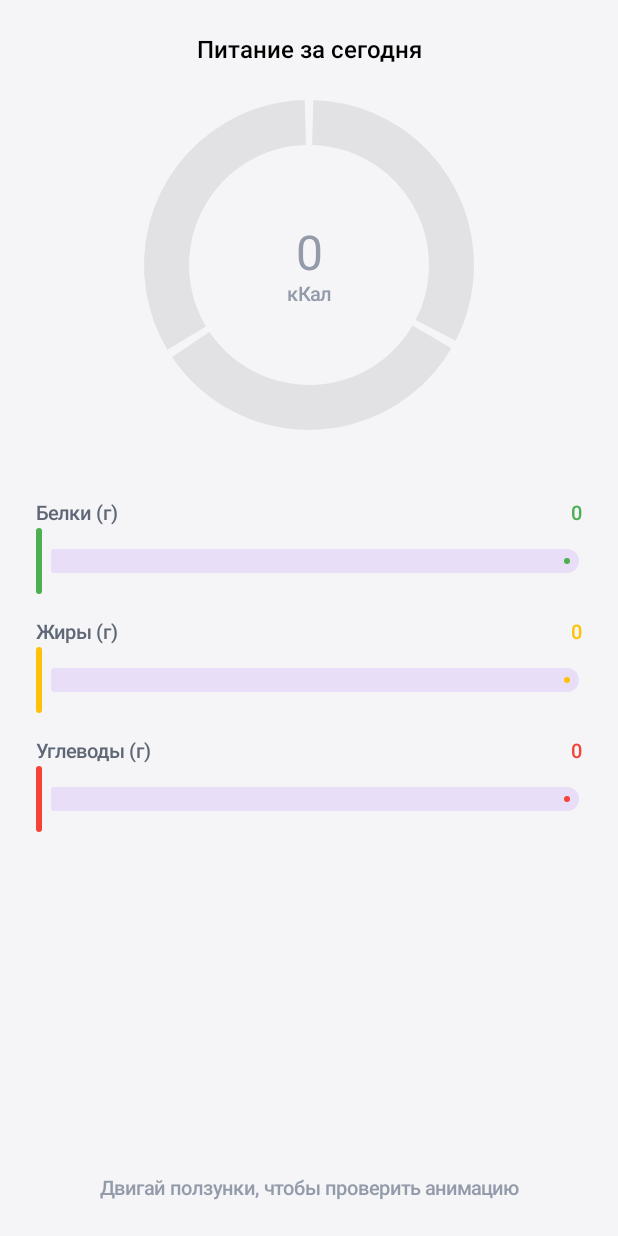
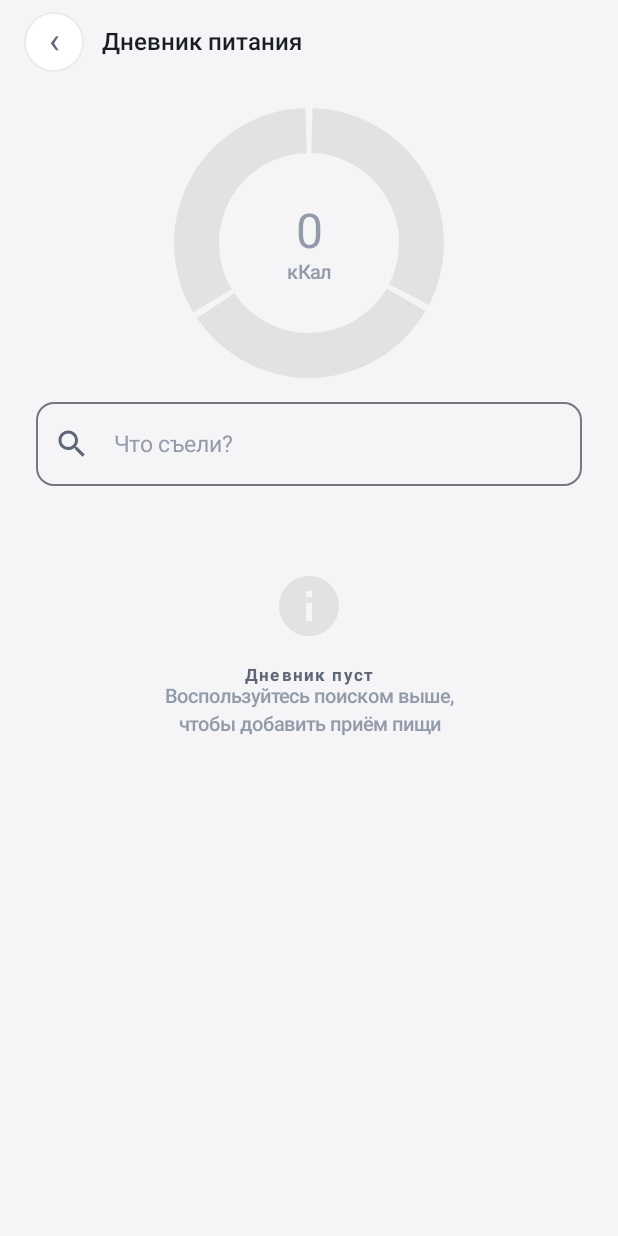
Before and after one commit to satan-claus/fatless, an Android app built with Jetpack Compose: the screen it shows after launch (MainActivity), on a phone screen of 412 x 824 dp. Run offline under Robolectric (Android 15) with nearby library versions, the light colour scheme and no system bars; our stand-ins replace Dagger/Hilt's generated code, Room's generated code.

Commit message:
Добавление/удаление в дневнике питания

```diff
--- /dev/null
+++ b/app/src/main/java/com/niked/fatless/data/local/FoodMocks.kt
@@ -0,0 +1,19 @@
+package com.niked.fatless.data.local
+
+import com.niked.fatless.data.local.entities.FoodEntity
+
+object FoodMocks {
+    val INITIAL_FOOD = listOf(
+        // Имя, Белки, Жиры, Угли, Калории (на 100г)
+        FoodEntity("f1", "Куриная грудка (отварная)", 29.8f, 1.8f, 0.5f, 150),
+        FoodEntity("f2", "Рис отварной", 2.2f, 0.5f, 24.9f, 116),
+        FoodEntity("f3", "Яйцо куриное (1 шт)", 12.7f, 11.5f, 0.7f, 157),
+        FoodEntity("f4", "Огурец свежий", 0.8f, 0.1f, 2.8f, 15),
+        FoodEntity("f5", "Стейк из говядины", 25.0f, 15.0f, 0.0f, 250),
+        FoodEntity("f6", "Пиво светлое", 0.5f, 0.0f, 3.5f, 43),
+        FoodEntity("f7", "Творог 5%", 16.0f, 5.0f, 3.0f, 121),
+        FoodEntity("f8", "Гречка отварная", 4.2f, 1.1f, 21.3f, 110),
+        FoodEntity("f9", "Масло оливковое", 0.0f, 99.8f, 0.0f, 898),
+        FoodEntity("f10", "Банан", 1.5f, 0.2f, 21.8f, 95)
+    )
+}
--- a/app/src/main/java/com/niked/fatless/di/DatabaseModule.kt
+++ b/app/src/main/java/com/niked/fatless/di/DatabaseModule.kt
@@ -2,14 +2,22 @@ package com.niked.fatless.di
 
 import android.content.Context
 import androidx.room.Room
+import androidx.room.RoomDatabase
+import androidx.sqlite.db.SupportSQLiteDatabase
 import com.niked.fatless.data.local.AppDatabase
 import com.niked.fatless.data.local.dao.WorkoutDao
 import com.niked.fatless.core.utils.Constants
+import com.niked.fatless.data.local.FoodMocks
+import com.niked.fatless.data.local.dao.FoodDao
 import dagger.Module
 import dagger.Provides
 import dagger.hilt.InstallIn
 import dagger.hilt.android.qualifiers.ApplicationContext
 import dagger.hilt.components.SingletonComponent
+import kotlinx.coroutines.CoroutineScope
+import kotlinx.coroutines.Dispatchers
+import kotlinx.coroutines.launch
+import javax.inject.Provider
 import javax.inject.Singleton
 
 @Module
@@ -18,12 +26,30 @@ object DatabaseModule {
 
     @Provides
     @Singleton
-    fun provideDatabase(@ApplicationContext context: Context): AppDatabase {
+    fun provideDatabase(
+        @ApplicationContext context: Context,
+        foodDaoProvider: Provider<FoodDao>
+    ): AppDatabase {
         return Room.databaseBuilder(
             context,
             AppDatabase::class.java,
             Constants.DATABASE_NAME
-        ).build()
+        ).addCallback(object : RoomDatabase.Callback() {
+            override fun onCreate(db: SupportSQLiteDatabase) {
+                super.onCreate(db)
+                // Запускаем заполнение только при ПЕРВОМ создании базы
+                CoroutineScope(Dispatchers.IO).launch {
+                    FoodMocks.INITIAL_FOOD.forEach {
+                        foodDaoProvider.get().insertProduct(it)
+                    }
+                }
+            }
+        }).build()
+    }
+
+    @Provides
+    fun provideFoodDao(db: AppDatabase): FoodDao {
+        return db.foodDao()
     }
 
     @Provides
--- /dev/null
+++ b/app/src/main/java/com/niked/fatless/ui/component/EmptyDiaryHint.kt
@@ -0,0 +1,50 @@
+package com.niked.fatless.ui.component
+
+import androidx.compose.foundation.layout.Column
+import androidx.compose.foundation.layout.Spacer
+import androidx.compose.foundation.layout.fillMaxWidth
+import androidx.compose.foundation.layout.height
+import androidx.compose.foundation.layout.padding
+import androidx.compose.foundation.layout.size
+import androidx.compose.material.icons.Icons
+import androidx.compose.material.icons.filled.Info
+import androidx.compose.material3.Icon
+import androidx.compose.material3.Text
+import androidx.compose.runtime.Composable
+import androidx.compose.ui.Alignment
+import androidx.compose.ui.Modifier
+import androidx.compose.ui.text.style.TextAlign
+import androidx.compose.ui.unit.dp
+import com.niked.fatless.ui.theme.AppBorder
+import com.niked.fatless.ui.theme.AppTextSecondary
+import com.niked.fatless.ui.theme.AppTextTertiary
+import com.niked.fatless.ui.theme.AppTypography
+
+@Composable
+fun EmptyDiaryHint() {
+    Column(
+        modifier = Modifier
+            .fillMaxWidth()
+            .padding(top = 40.dp),
+        horizontalAlignment = Alignment.CenterHorizontally
+    ) {
+        Icon(
+            imageVector = Icons.Default.Info,
+            contentDescription = null,
+            modifier = Modifier.size(48.dp),
+            tint = AppBorder
+        )
+        Spacer(modifier = Modifier.height(16.dp))
+        Text(
+            text = "Дневник пуст",
+            style = AppTypography.titleSmall,
+            color = AppTextSecondary
+        )
+        Text(
+            text = "Воспользуйтесь поиском выше,\nчтобы добавить приём пищи",
+            style = AppTypography.bodySmall,
+            color = AppTextTertiary,
+            textAlign = TextAlign.Center
+        )
+    }
+}
--- a/app/src/main/java/com/niked/fatless/ui/screen/NutritionScreen.kt
+++ b/app/src/main/java/com/niked/fatless/ui/screen/NutritionScreen.kt
@@ -2,13 +2,25 @@ package com.niked.fatless.ui.screen
 
 import androidx.compose.foundation.background
 import androidx.compose.foundation.layout.*
+import androidx.compose.foundation.lazy.LazyColumn
+import androidx.compose.foundation.lazy.items
+import androidx.compose.foundation.shape.RoundedCornerShape
+import androidx.compose.material.icons.Icons
+import androidx.compose.material.icons.filled.Close
+import androidx.compose.material.icons.filled.Search
 import androidx.compose.material3.*
 import androidx.compose.runtime.*
 import androidx.compose.ui.Alignment
 import androidx.compose.ui.Modifier
 import androidx.compose.ui.unit.dp
 import androidx.hilt.navigation.compose.hiltViewModel
+import com.niked.fatless.domain.model.Food
+import com.niked.fatless.ui.component.AddFoodDialog
+import com.niked.fatless.ui.component.DiaryItem
+import com.niked.fatless.ui.component.EmptyDiaryHint
+import com.niked.fatless.ui.component.FoodResultItem
 import com.niked.fatless.ui.component.NutritionalValueView
+import com.niked.fatless.ui.component.WorkoutTopBar
 import com.niked.fatless.ui.theme.*
 import com.niked.fatless.ui.viewmodel.NutritionViewModel
 
@@ -17,61 +29,116 @@ fun NutritionScreen(
     onBackClick: () -> Unit,
     viewModel: NutritionViewModel = hiltViewModel()
 ) {
-    val state by viewModel.uiState.collectAsState()
+    val uiState by viewModel.uiState.collectAsState()
+    val searchQuery by viewModel.searchQuery.collectAsState()
+    val searchResults by viewModel.searchResults.collectAsState()
+    val diaryEntries by viewModel.diaryEntries.collectAsState()
+
+    var isSearching by remember { mutableStateOf(false) }
+    var selectedFood by remember { mutableStateOf<Food?>(null) }
 
     Column(
         modifier = Modifier
             .fillMaxSize()
             .background(AppBackground)
-            .statusBarsPadding()
-            .padding(horizontal = 24.dp),
-        horizontalAlignment = Alignment.CenterHorizontally
+            .navigationBarsPadding()
     ) {
-        Text(
-            text = "Питание за сегодня",
-            style = AppTypography.titleMedium,
-            modifier = Modifier.padding(vertical = 24.dp)
+        // 1. ТОПБАР
+        WorkoutTopBar(
+            title = "Дневник питания",
+            subTitle = "",
+            onBackClick = onBackClick
         )
 
-        // 1. НАШ КРУТОЙ КРУЖОК
-        NutritionalValueView(
-            proteins = state.proteins,
-            fats = state.fats,
-            carbs = state.carbs,
-            calories = viewModel.calculateCalories(),
-            size = 220.dp
+        // 2. КРУЖОК (Всегда на виду!)
+        Box(
+            modifier = Modifier.fillMaxWidth().padding(vertical = 16.dp),
+            contentAlignment = Alignment.Center
+        ) {
+            NutritionalValueView(
+                proteins = uiState.totalProteins,
+                fats = uiState.totalFats,
+                carbs = uiState.totalCarbs,
+                calories = uiState.totalCalories,
+                size = 180.dp
+            )
+        }
+
+        // 3. ПОЛЕ ПОИСКА (Джон начинает писать — список внизу меняется)
+        OutlinedTextField(
+            value = searchQuery,
+            onValueChange = {
+                viewModel.onQueryChange(it)
+                isSearching = it.isNotEmpty()
+            },
+            modifier = Modifier.fillMaxWidth().padding(horizontal = 24.dp),
+            placeholder = { Text("Что съели?", color = AppTextTertiary) },
+            leadingIcon = { Icon(Icons.Default.Search, null, tint = AppTextSecondary) },
+            trailingIcon = {
+                if (isSearching) {
+                    IconButton(onClick = {
+                        viewModel.onQueryChange("")
+                        isSearching = false
+                    }) { Icon(Icons.Default.Close, null) }
+                }
+            },
+            shape = RoundedCornerShape(12.dp)
         )
 
-        Spacer(modifier = Modifier.height(40.dp))
+        Spacer(modifier = Modifier.height(16.dp))
 
-        // 2. СЛАЙДЕРЫ ДЛЯ ТЕСТА
-        NutritionTestSlider("Белки (г)", state.proteins, ColorProteins) { viewModel.updateProteins(it) }
-        NutritionTestSlider("Жиры (г)", state.fats, ColorFats) { viewModel.updateFats(it) }
-        NutritionTestSlider("Углеводы (г)", state.carbs, ColorCarbohydrates) { viewModel.updateCarbs(it) }
+        // 4. КОНТЕНТНАЯ ОБЛАСТЬ (Либо поиск, либо дневник)
+        Box(modifier = Modifier.weight(1f).padding(horizontal = 24.dp)) {
+            if (isSearching) {
+                // Список результатов поиска
+                LazyColumn(verticalArrangement = Arrangement.spacedBy(8.dp)) {
+                    items(searchResults) { food ->
+                        FoodResultItem(food) { selectedFood = food }
+                    }
+                }
+            } else {
+                // Список съеденного за сегодня
+                if (diaryEntries.isEmpty()) {
+                    EmptyDiaryHint()
+                } else {
+                    LazyColumn(verticalArrangement = Arrangement.spacedBy(8.dp)) {
+                        item { Text("СЕГОДНЯ:", style = AppTypography.labelMedium, color = AppPrimary) }
+                        items(diaryEntries) { entry ->
+                            DiaryItem(entry) { viewModel.deleteMeal(entry.id) }
+                        }
+                    }
+                }
+            }
+        }
+    }
 
-        Spacer(modifier = Modifier.weight(1f))
-
-        Text(
-            text = "Двигай ползунки, чтобы проверить анимацию",
-            style = AppTypography.bodySmall,
-            color = AppTextTertiary,
-            modifier = Modifier.padding(bottom = 24.dp)
+    // Диалог ввода веса (поверх всего)
+    if (selectedFood != null) {
+        AddFoodDialog(
+            foodName = selectedFood!!.name,
+            onDismiss = { selectedFood = null },
+            onConfirm = { weight ->
+                viewModel.addMeal(selectedFood!!, weight)
+                selectedFood = null
+                viewModel.onQueryChange("") // Очищаем поиск
+                isSearching = false
+            }
         )
     }
 }
 
-@Composable
-fun NutritionTestSlider(label: String, value: Float, color: androidx.compose.ui.graphics.Color, onValueChange: (Float) -> Unit) {
-    Column(modifier = Modifier.fillMaxWidth().padding(vertical = 8.dp)) {
-        Row(modifier = Modifier.fillMaxWidth(), horizontalArrangement = Arrangement.SpaceBetween) {
-            Text(text = label, style = AppTypography.bodySmall, color = AppTextSecondary)
-            Text(text = value.toInt().toString(), style = AppTypography.bodySmall, color = color)
-        }
-        Slider(
-            value = value,
-            onValueChange = onValueChange,
-            valueRange = 0f..200f,
-            colors = SliderDefaults.colors(thumbColor = color, activeTrackColor = color)
-        )
-    }
-}
+//@Composable
+//fun NutritionTestSlider(label: String, value: Float, color: androidx.compose.ui.graphics.Color, onValueChange: (Float) -> Unit) {
+//    Column(modifier = Modifier.fillMaxWidth().padding(vertical = 8.dp)) {
+//        Row(modifier = Modifier.fillMaxWidth(), horizontalArrangement = Arrangement.SpaceBetween) {
+//            Text(text = label, style = AppTypography.bodySmall, color = AppTextSecondary)
+//            Text(text = value.toInt().toString(), style = AppTypography.bodySmall, color = color)
+//        }
+//        Slider(
+//            value = value,
+//            onValueChange = onValueChange,
+//            valueRange = 0f..200f,
+//            colors = SliderDefaults.colors(thumbColor = color, activeTrackColor = color)
+//        )
+//    }
+//}
--- a/app/src/main/java/com/niked/fatless/ui/viewmodel/NutritionViewModel.kt
+++ b/app/src/main/java/com/niked/fatless/ui/viewmodel/NutritionViewModel.kt
@@ -1,29 +1,69 @@
 package com.niked.fatless.ui.viewmodel
 
 import androidx.lifecycle.ViewModel
-import kotlinx.coroutines.flow.MutableStateFlow
-import kotlinx.coroutines.flow.asStateFlow
-import kotlinx.coroutines.flow.update
+import androidx.lifecycle.viewModelScope
+import com.niked.fatless.domain.model.Food
+import com.niked.fatless.domain.repository.INutritionRepository
+import dagger.hilt.android.lifecycle.HiltViewModel
+import kotlinx.coroutines.flow.*
+import kotlinx.coroutines.launch
 import javax.inject.Inject
 
-class NutritionViewModel @Inject constructor() : ViewModel() {
+@HiltViewModel
+class NutritionViewModel @Inject constructor(
+    private val repository: INutritionRepository
+) : ViewModel() {
 
-    private val _uiState = MutableStateFlow(NutritionUiState())
-    val uiState = _uiState.asStateFlow()
+    // 1. Поиск (Query + Результаты)
+    private val _searchQuery = MutableStateFlow("")
+    val searchQuery = _searchQuery.asStateFlow()
 
-    fun updateProteins(value: Float) = _uiState.update { it.copy(proteins = value) }
-    fun updateFats(value: Float) = _uiState.update { it.copy(fats = value) }
-    fun updateCarbs(value: Float) = _uiState.update { it.copy(carbs = value) }
+    val searchResults = _searchQuery
+        .debounce(300L)
+        .flatMapLatest { query ->
+            if (query.isBlank()) flowOf(emptyList())
+            else repository.searchProducts(query)
+        }
+        .stateIn(viewModelScope, SharingStarted.Lazily, emptyList())
 
-    // Калории считаем на лету: 1г белка/углей = 4ккал, 1г жира = 9ккал
-    fun calculateCalories(): Int {
-        val s = _uiState.value
-        return ((s.proteins * 4) + (s.carbs * 4) + (s.fats * 9)).toInt()
+    // 2. Дневник (Список съеденного за сегодня)
+    val diaryEntries = repository.getDiaryForToday()
+        .stateIn(viewModelScope, SharingStarted.Lazily, emptyList())
+
+    // 3. Итоговое состояние для кружка (КБЖУ за день)
+    // Мы склеиваем список записей в один объект статистики
+    val uiState: StateFlow<NutritionUiState> = diaryEntries.map { entries ->
+        NutritionUiState(
+            totalProteins = entries.sumOf { it.totalProteins.toDouble() }.toFloat(),
+            totalFats = entries.sumOf { it.totalFats.toDouble() }.toFloat(),
+            totalCarbs = entries.sumOf { it.totalCarbs.toDouble() }.toFloat(),
+            totalCalories = entries.sumOf { it.totalCalories }
+        )
+    }.stateIn(viewModelScope, SharingStarted.Lazily, NutritionUiState())
+
+    // --- ЛОГИКА ---
+
+    fun onQueryChange(newQuery: String) {
+        _searchQuery.value = newQuery
+    }
+
+    fun addMeal(food: Food, weight: Int) {
+        viewModelScope.launch {
+            repository.addMeal(food, weight)
+            onQueryChange("") // Сбрасываем поиск после добавления
+        }
+    }
+
+    fun deleteMeal(entryId: Long) {
+        viewModelScope.launch {
+            repository.deleteMeal(entryId)
+        }
     }
 }
 
 data class NutritionUiState(
-    val proteins: Float = 0f,
-    val fats: Float = 0f,
-    val carbs: Float = 0f
+    val totalProteins: Float = 0f,
+    val totalFats: Float = 0f,
+    val totalCarbs: Float = 0f,
+    val totalCalories: Int = 0
 )
```
Also changed, not shown: app/src/main/java/com/niked/fatless/ui/component/AddFoodDialog.kt (added, +51 -0 lines), app/src/main/java/com/niked/fatless/ui/component/DiaryItem.kt (added, +81 -0 lines), app/src/main/java/com/niked/fatless/ui/component/FoodResultItem.kt (added, +48 -0 lines).
